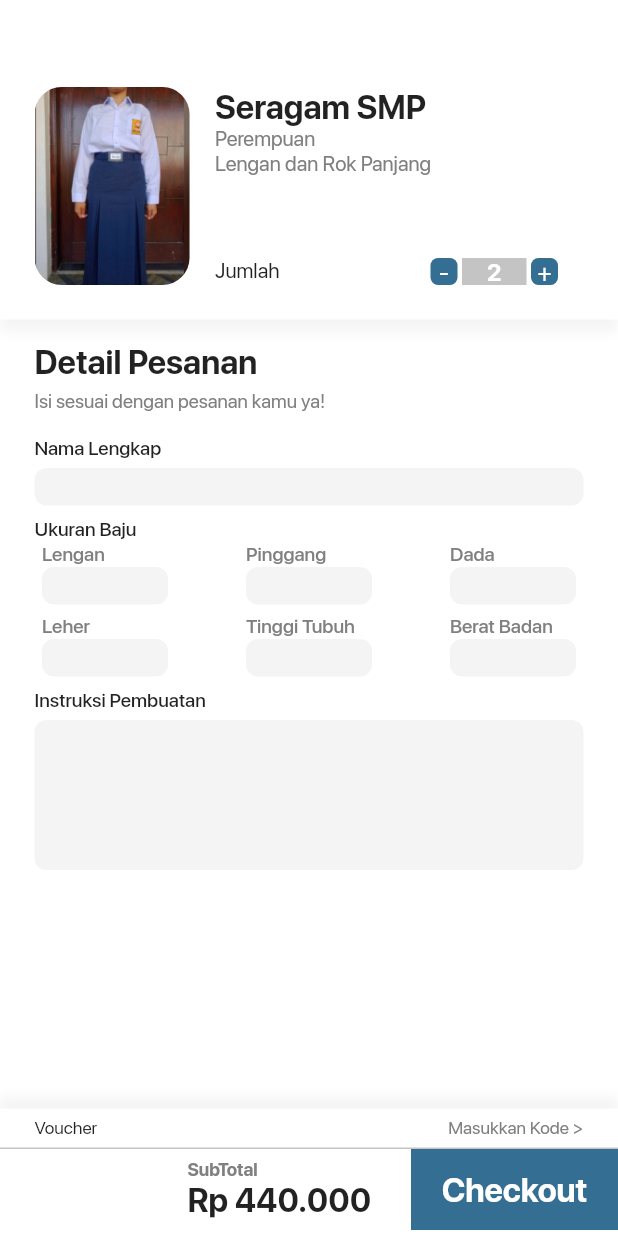
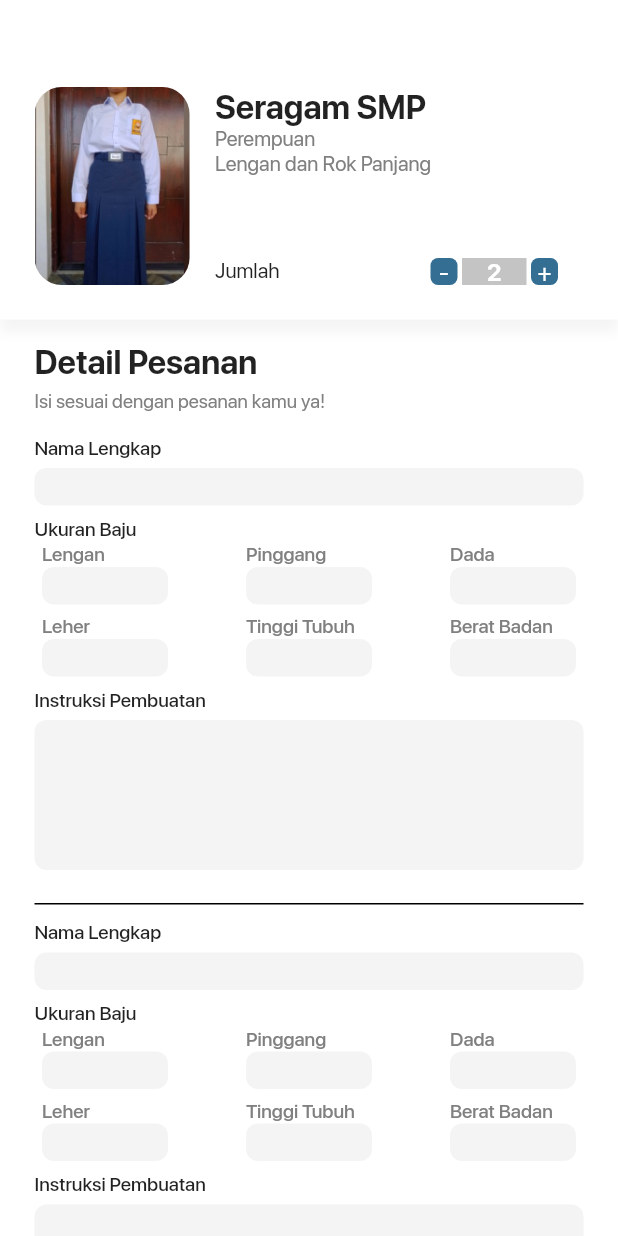
Before and after one commit to KeerjainSH/Crowns-mobile, a Flutter app: the DetilPesananPage screen opened by its route, after a tap on an icon or button, on a phone screen of 412 x 824 dp. Run offline on Flutter 3.47's test engine with Material 2 defaults, Android fonts, the phone set to English and light mode, and no system bars; project files that could hold a hidden picture were left out.

Commit message:
fix: create muliple form detil pemesanan with state

```diff
--- a/crowns/lib/screens/detil_pesanan.dart
+++ b/crowns/lib/screens/detil_pesanan.dart
@@ -12,13 +12,15 @@ class DetilPesananPage extends StatefulWidget {
 }
 
 class _DetilPesananPageState extends State<DetilPesananPage> {
-  int count = 1;
+  int _count = 1;
 
   @override
   Widget build(BuildContext context) {
     return Scaffold(
       backgroundColor: ColorConstants.backgroundColor,
-      body: Stack(
+      body: SingleChildScrollView(
+        physics: ScrollPhysics(),
+        child: Column(
           children: [
             // Header that show the product and amount
             Container(
@@ -106,13 +108,14 @@ class _DetilPesananPageState extends State<DetilPesananPage> {
                                 InkWell(
                                   onTap: () {
                                     setState(() {
-                                    if (count > 1) count--;
+                                      if (_count > 1) _count--;
                                     });
                                   },
                                   child: Container(
                                     decoration: BoxDecoration(
                                         color: ColorConstants.primaryColor,
-                                      borderRadius: BorderRadius.circular(5.0)),
+                                        borderRadius:
+                                            BorderRadius.circular(5.0)),
                                     height: 18,
                                     width: 18,
                                     child: Align(
@@ -134,7 +137,7 @@ class _DetilPesananPageState extends State<DetilPesananPage> {
                                   color: ColorConstants.middleGrey,
                                   child: Center(
                                     child: Text(
-                                    '${count}',
+                                      '${_count}',
                                       style: TextStyle(
                                           color: Colors.white,
                                           fontSize: 16,
@@ -146,13 +149,14 @@ class _DetilPesananPageState extends State<DetilPesananPage> {
                                 InkWell(
                                   onTap: () {
                                     setState(() {
-                                    count++;
+                                      _count++;
                                     });
                                   },
                                   child: Container(
                                     decoration: BoxDecoration(
                                         color: ColorConstants.primaryColor,
-                                      borderRadius: BorderRadius.circular(5.0)),
+                                        borderRadius:
+                                            BorderRadius.circular(5.0)),
                                     height: 18,
                                     width: 18,
                                     child: Align(
@@ -177,12 +181,6 @@ class _DetilPesananPageState extends State<DetilPesananPage> {
                 ],
               ),
             ),
-          Container(
-            margin: EdgeInsets.only(top: 213),
-            child: SingleChildScrollView(
-              child: Column(
-                mainAxisAlignment: MainAxisAlignment.start,
-                children: [
             SizedBox(height: 15),
             Container(
               padding: EdgeInsets.only(left: 23, right: 23),
@@ -210,127 +208,24 @@ class _DetilPesananPageState extends State<DetilPesananPage> {
                     ),
                   ),
                   SizedBox(height: 15),
-                        Align(
-                          alignment: Alignment.centerLeft,
-                          child: Text(
-                            'Nama Lengkap',
-                            style: TextStyle(
-                              fontSize: 13,
-                              fontWeight: FontWeight.w500,
-                            ),
-                          ),
-                        ),
-                        SizedBox(height: 5),
-                        Container(
-                          decoration: BoxDecoration(
-                            color: ColorConstants.grey,
-                            borderRadius: BorderRadius.circular(8),
-                          ),
-                          width: double.infinity,
-                          height: 25,
-                          padding: EdgeInsets.only(left: 11),
-                          child: Align(
-                            alignment: Alignment.centerLeft,
-                            child: TextFormField(
-                              decoration: InputDecoration(
-                                border: InputBorder.none,
-                                focusedBorder: InputBorder.none,
-                                enabledBorder: InputBorder.none,
-                                errorBorder: InputBorder.none,
-                                disabledBorder: InputBorder.none,
-                              ),
-                            ),
-                          ),
-                        ),
-                        SizedBox(height: 8),
-                        Align(
-                          alignment: Alignment.centerLeft,
-                          child: Text(
-                            'Ukuran Baju',
-                            style: TextStyle(
-                              fontSize: 13,
-                              fontWeight: FontWeight.w500,
-                            ),
-                          ),
-                        ),
-                        SizedBox(height: 1),
-                        Container(
-                          padding: EdgeInsets.only(
-                            left: 5,
-                            right: 5,
-                          ),
-                          child: Column(
-                            children: [
-                              Row(
-                                mainAxisAlignment:
-                                    MainAxisAlignment.spaceBetween,
-                                children: [
-                                  UkuranBajuFormField(label: 'Lengan'),
-                                  UkuranBajuFormField(
-                                    label: 'Pinggang',
-                                  ),
-                                  UkuranBajuFormField(label: 'Dada'),
-                                ],
-                              ),
-                              SizedBox(height: 7),
-                              Row(
-                                mainAxisAlignment:
-                                    MainAxisAlignment.spaceBetween,
-                                children: [
-                                  UkuranBajuFormField(label: 'Leher'),
-                                  UkuranBajuFormField(label: 'Tinggi Tubuh'),
-                                  UkuranBajuFormField(label: 'Berat Badan'),
-                                ],
-                              ),
-                            ],
-                          ),
-                        ),
-                        SizedBox(height: 8),
-                        Align(
-                          alignment: Alignment.centerLeft,
-                          child: Text(
-                            'Instruksi Pembuatan',
-                            style: TextStyle(
-                              fontSize: 13,
-                              fontWeight: FontWeight.w500,
-                            ),
-                          ),
-                        ),
-                        SizedBox(height: 5),
-                        Container(
-                          decoration: BoxDecoration(
-                            color: ColorConstants.grey,
-                            borderRadius: BorderRadius.circular(8),
-                          ),
-                          width: double.infinity,
-                          padding: EdgeInsets.only(left: 11),
-                          child: Align(
-                            alignment: Alignment.centerLeft,
-                            child: TextField(
-                              decoration: InputDecoration(
-                                border: InputBorder.none,
-                                focusedBorder: InputBorder.none,
-                                enabledBorder: InputBorder.none,
-                                errorBorder: InputBorder.none,
-                                disabledBorder: InputBorder.none,
-                              ),
-                              keyboardType: TextInputType.multiline,
-                              minLines: 4,
-                              maxLines: null,
-                            ),
+                  MediaQuery.removePadding(
+                    context: context,
+                    removeTop: true,
+                    child: ListView.builder(
+                      physics: NeverScrollableScrollPhysics(),
+                      shrinkWrap: true,
+                      itemCount: _count,
+                      itemBuilder: (context, i) {
+                        return FormDetilPesanan();
+                      },
                     ),
                   ),
                 ],
               ),
             ),
-                ],
-              ),
-            ),
-          ),
-          Positioned(
-            child: Align(
-              alignment: Alignment.bottomCenter,
-              child: Container(
+            SizedBox(height: 25),
+            // Bottom widget to checkout and input code voucher
+            Container(
               decoration: BoxDecoration(
                 color: ColorConstants.backgroundColor,
                 boxShadow: [
@@ -431,10 +326,133 @@ class _DetilPesananPageState extends State<DetilPesananPage> {
                 ],
               ),
             ),
+          ],
         ),
-          )
-        ],
       ),
     );
   }
 }
+
+class FormDetilPesanan extends StatelessWidget {
+  @override
+  Widget build(BuildContext context) {
+    return Column(
+      children: [
+        Align(
+          alignment: Alignment.centerLeft,
+          child: Text(
+            'Nama Lengkap',
+            style: TextStyle(
+              fontSize: 13,
+              fontWeight: FontWeight.w500,
+            ),
+          ),
+        ),
+        SizedBox(height: 5),
+        Container(
+          decoration: BoxDecoration(
+            color: ColorConstants.grey,
+            borderRadius: BorderRadius.circular(8),
+          ),
+          width: double.infinity,
+          height: 25,
+          padding: EdgeInsets.only(left: 11),
+          child: Align(
+            alignment: Alignment.centerLeft,
+            child: TextFormField(
+              decoration: InputDecoration(
+                border: InputBorder.none,
+                focusedBorder: InputBorder.none,
+                enabledBorder: InputBorder.none,
+                errorBorder: InputBorder.none,
+                disabledBorder: InputBorder.none,
+              ),
+            ),
+          ),
+        ),
+        SizedBox(height: 8),
+        Align(
+          alignment: Alignment.centerLeft,
+          child: Text(
+            'Ukuran Baju',
+            style: TextStyle(
+              fontSize: 13,
+              fontWeight: FontWeight.w500,
+            ),
+          ),
+        ),
+        SizedBox(height: 1),
+        Container(
+          padding: EdgeInsets.only(
+            left: 5,
+            right: 5,
+          ),
+          child: Column(
+            children: [
+              Row(
+                mainAxisAlignment: MainAxisAlignment.spaceBetween,
+                children: [
+                  UkuranBajuFormField(label: 'Lengan'),
+                  UkuranBajuFormField(
+                    label: 'Pinggang',
+                  ),
+                  UkuranBajuFormField(label: 'Dada'),
+                ],
+              ),
+              SizedBox(height: 7),
+              Row(
+                mainAxisAlignment: MainAxisAlignment.spaceBetween,
+                children: [
+                  UkuranBajuFormField(label: 'Leher'),
+                  UkuranBajuFormField(label: 'Tinggi Tubuh'),
+                  UkuranBajuFormField(label: 'Berat Badan'),
+                ],
+              ),
+            ],
+          ),
+        ),
+        SizedBox(height: 8),
+        Align(
+          alignment: Alignment.centerLeft,
+          child: Text(
+            'Instruksi Pembuatan',
+            style: TextStyle(
+              fontSize: 13,
+              fontWeight: FontWeight.w500,
+            ),
+          ),
+        ),
+        SizedBox(height: 5),
+        Container(
+          decoration: BoxDecoration(
+            color: ColorConstants.grey,
+            borderRadius: BorderRadius.circular(8),
+          ),
+          width: double.infinity,
+          padding: EdgeInsets.only(left: 11),
+          child: Align(
+            alignment: Alignment.centerLeft,
+            child: TextField(
+              decoration: InputDecoration(
+                border: InputBorder.none,
+                focusedBorder: InputBorder.none,
+                enabledBorder: InputBorder.none,
+                errorBorder: InputBorder.none,
+                disabledBorder: InputBorder.none,
+              ),
+              keyboardType: TextInputType.multiline,
+              minLines: 4,
+              maxLines: null,
+            ),
+          ),
+        ),
+        SizedBox(height: 22),
+        Container(
+          height: 1,
+          color: Colors.black,
+        ),
+        SizedBox(height: 11),
+      ],
+    );
+  }
+}
```
Lines whose indentation alone changed are shown as unchanged.
